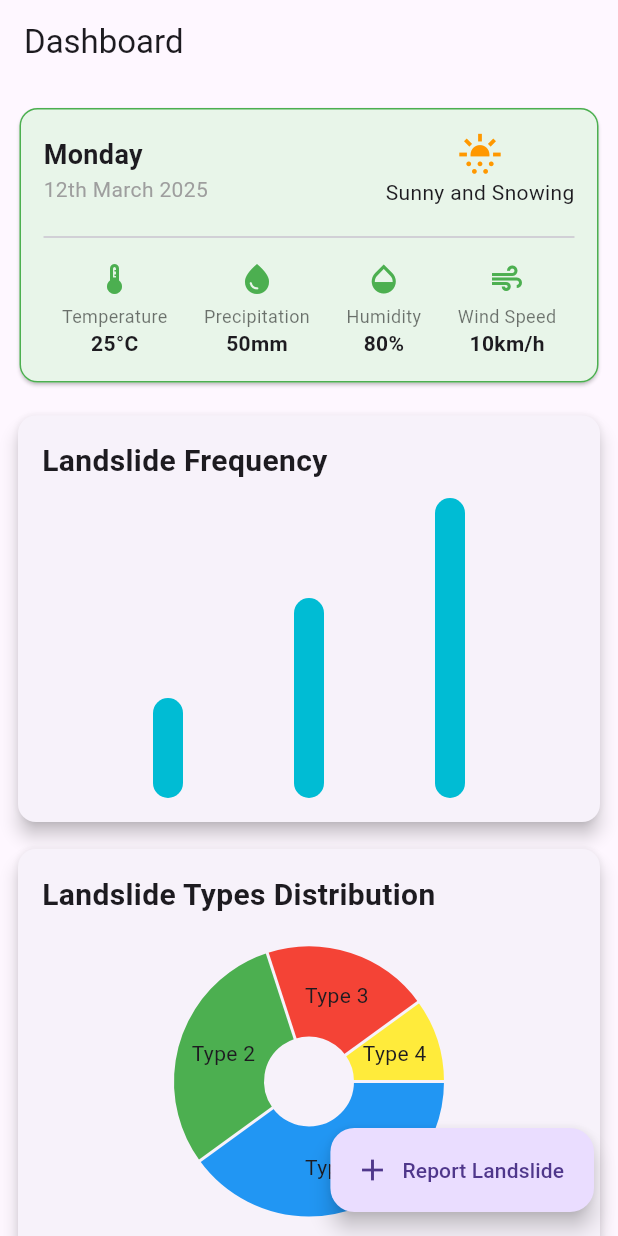
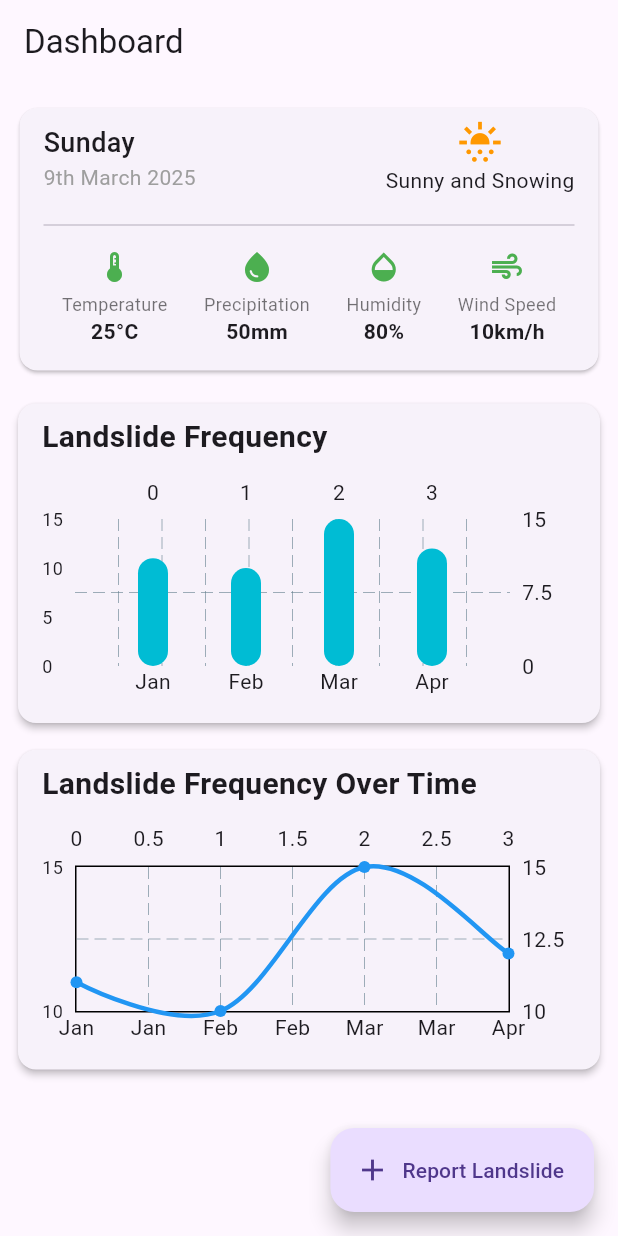
Before and after one commit to SadakatulShakil/LandSlide-RIMES, a Flutter app: the screen it shows after launch, on a phone screen of 412 x 824 dp. Run offline on Flutter 3.47's test engine with Material 3 defaults, Android fonts, the phone set to English and light mode, and no system bars; drawn by our look-alikes of fl_chart; our stand-ins replace connectivity_plus, floor, get, image_picker, location, shared_preferences and 1 more; accounts and stored records are empty; generated files the repository leaves out were written again; statements that could not run were skipped.

Commit message:
dashboard design updated

```diff
--- a/lib/page/dashboard.dart
+++ b/lib/page/dashboard.dart
@@ -54,8 +54,8 @@ class DashboardPage extends StatelessWidget {
               SizedBox(height: 10),
               _buildLandslideBarChart(),
               SizedBox(height: 10),
-              _buildLandslidePieChart(),
-              SizedBox(height: 30),
+              _buildLandslideLineChart(),
+              SizedBox(height: 45),
             ],
           ),
         ),
@@ -69,14 +69,15 @@ class DashboardPage extends StatelessWidget {
       margin: const EdgeInsets.symmetric(horizontal: 5.0, vertical: 8.0),
       shape: RoundedRectangleBorder(
         borderRadius: BorderRadius.circular(12.0),
-        side: const BorderSide(color: Colors.green, width: 1.0),
+        //side: const BorderSide( width: 1.0),
       ),
-      color: Colors.green.shade50,
+      //color: Colors.green.shade50,
       child: Padding(
-        padding: const EdgeInsets.all(16.0),
+        padding: const EdgeInsets.only(left: 16.0, right: 16.0, top: 8.0, bottom: 16.0),
         child: Column(
           crossAxisAlignment: CrossAxisAlignment.start,
           children: [
+            //Text('Weather forecast', style: TextStyle(fontSize: 20, fontWeight: FontWeight.bold)),
             Row(
               mainAxisAlignment: MainAxisAlignment.spaceBetween,
               children: [
@@ -84,14 +85,14 @@ class DashboardPage extends StatelessWidget {
                   crossAxisAlignment: CrossAxisAlignment.start,
                   children: [
                     Text(
-                      'Monday',
+                      'Sunday',
                       style: const TextStyle(
                         fontSize: 18,
-                        fontWeight: FontWeight.bold,
+                        fontWeight: FontWeight.w500,
                       ),
                     ),
                     Text(
-                      '12th March 2025',
+                      '9th March 2025',
                       style: const TextStyle(
                         fontSize: 14,
                         color: Colors.grey,
@@ -169,29 +170,57 @@ class DashboardPage extends StatelessWidget {
     );
   }
 
-  // Landslide Bar Chart
   Widget _buildLandslideBarChart() {
     return Card(
-      elevation: 5,
+      elevation: 2,
       child: Padding(
-        padding: const EdgeInsets.all(16.0),
+        padding: const EdgeInsets.only(left: 16.0, right: 16.0, top: 8.0, bottom: 16.0),
         child: Column(
           crossAxisAlignment: CrossAxisAlignment.start,
           children: [
             Text('Landslide Frequency', style: TextStyle(fontSize: 20, fontWeight: FontWeight.bold)),
             SizedBox(height: 10),
             Container(
-              height: 200,
+              height: 150,
               child: BarChart(
                 BarChartData(
                   borderData: FlBorderData(show: false),
-                  gridData: FlGridData(show: false),
-                  titlesData: FlTitlesData(show: false),
+                  gridData: FlGridData(show: true, drawHorizontalLine: true),
+                  titlesData: FlTitlesData(
+                    leftTitles: AxisTitles(
+                      sideTitles: SideTitles(
+                        showTitles: true,
+                        interval: 5,
+                        getTitlesWidget: (value, meta) {
+                          return Text('${value.toInt()}', style: TextStyle(fontSize: 12));
+                        },
+                      ),
+                    ),
+                    bottomTitles: AxisTitles(
+                      sideTitles: SideTitles(
+                        showTitles: true,
+                        getTitlesWidget: (value, meta) {
+                          switch (value.toInt()) {
+                            case 0:
+                              return Text('Jan');
+                            case 1:
+                              return Text('Feb');
+                            case 2:
+                              return Text('Mar');
+                            case 3:
+                              return Text('Apr');
+                            default:
+                              return Text('');
+                          }
+                        },
+                      ),
+                    ),
+                  ),
                   barGroups: [
                     BarChartGroupData(
                       x: 0,
                       barRods: [
-                        BarChartRodData(fromY: 0, toY: 5, width: 20),
+                        BarChartRodData(fromY: 0, toY: 11, width: 20),
                       ],
                     ),
                     BarChartGroupData(
@@ -206,6 +235,12 @@ class DashboardPage extends StatelessWidget {
                         BarChartRodData(fromY: 0, toY: 15, width: 20),
                       ],
                     ),
+                    BarChartGroupData(
+                      x: 3,
+                      barRods: [
+                        BarChartRodData(fromY: 0, toY: 12, width: 20),
+                      ],
+                    ),
                   ],
                 ),
               ),
@@ -216,24 +251,65 @@ class DashboardPage extends StatelessWidget {
     );
   }
 
-  // Landslide Pie Chart
-  Widget _buildLandslidePieChart() {
+  Widget _buildLandslideLineChart() {
     return Card(
-      elevation: 5,
+      elevation: 2,
       child: Padding(
-        padding: const EdgeInsets.all(16.0),
+        padding: const EdgeInsets.only(left: 16.0, right: 16.0, top: 8.0, bottom: 16.0),
         child: Column(
           crossAxisAlignment: CrossAxisAlignment.start,
           children: [
-            Text('Landslide Types Distribution', style: TextStyle(fontSize: 20, fontWeight: FontWeight.bold)),
+            Text('Landslide Frequency Over Time', style: TextStyle(fontSize: 20, fontWeight: FontWeight.bold)),
             SizedBox(height: 10),
             Container(
-              height: 200,
-              child: PieChart(
-                PieChartData(
-                  sections: pieChartData,
-                  borderData: FlBorderData(show: false),
-                  centerSpaceRadius: 30,
+              height: 150,
+              child: LineChart(
+                LineChartData(
+                  gridData: FlGridData(show: true, drawHorizontalLine: true),
+                  titlesData: FlTitlesData(
+                    leftTitles: AxisTitles(
+                      sideTitles: SideTitles(
+                        showTitles: true,
+                        interval: 5,
+                        getTitlesWidget: (value, meta) {
+                          return Text('${value.toInt()}', style: TextStyle(fontSize: 12));
+                        },
+                      ),
+                    ),
+                    bottomTitles: AxisTitles(
+                      sideTitles: SideTitles(
+                        showTitles: true,
+                        getTitlesWidget: (value, meta) {
+                          switch (value.toInt()) {
+                            case 0:
+                              return Text('Jan');
+                            case 1:
+                              return Text('Feb');
+                            case 2:
+                              return Text('Mar');
+                            case 3:
+                              return Text('Apr');
+                            default:
+                              return Text('');
+                          }
+                        },
+                      ),
+                    ),
+                  ),
+                  lineBarsData: [
+                    LineChartBarData(
+                      spots: [
+                        FlSpot(0, 11),
+                        FlSpot(1, 10),
+                        FlSpot(2, 15),
+                        FlSpot(3, 12),
+                      ],
+                      isCurved: true,
+                      barWidth: 3,
+                      color: Colors.blue,
+                      dotData: FlDotData(show: true),
+                    ),
+                  ],
                 ),
               ),
             ),
```
